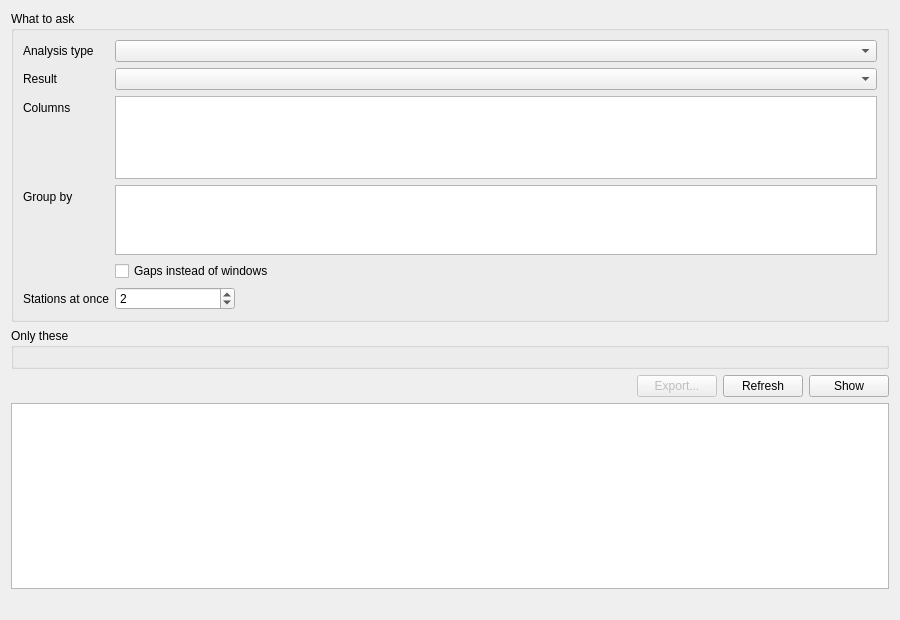
This is pastrocore/gui_pyside/tab_analysis.ui in Torward1024/pAstroCORE as Qt 5 draws it before an edit. The edited form follows.
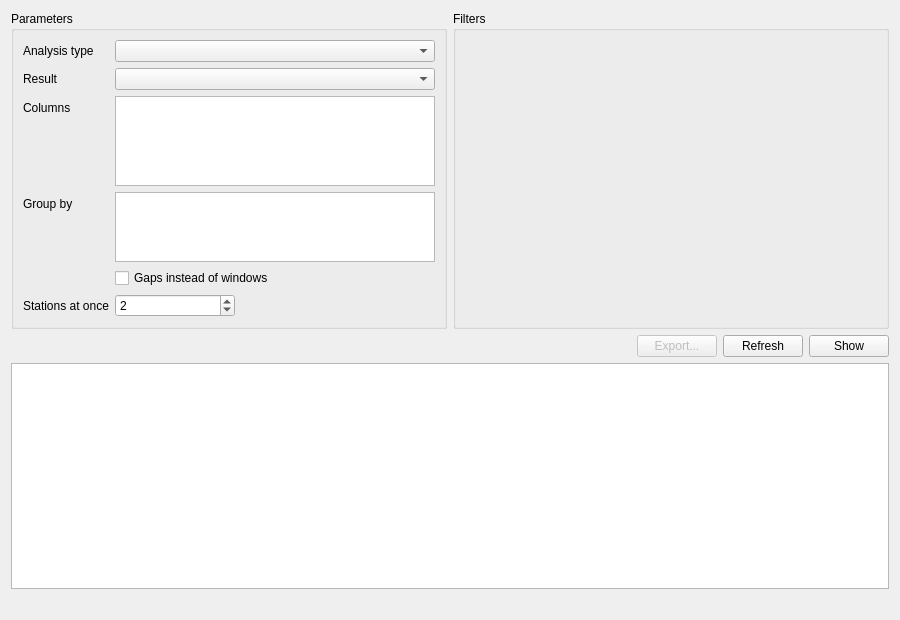
This is the edited form.

```diff
--- a/pastrocore/gui_pyside/tab_analysis.ui
+++ b/pastrocore/gui_pyside/tab_analysis.ui
@@ -14,10 +14,9 @@
    <string>Analysis</string>
   </property>
   <layout class="QVBoxLayout" name="verticalLayout">
-   <item>
-    <widget class="QGroupBox" name="questionBox">
-     <property name="title">
-      <string>What to ask</string>
+   <item><layout class="QHBoxLayout" name="askRow"><item><widget class="QGroupBox" name="questionBox">
+     <property name="sizePolicy"><sizepolicy hsizetype="Preferred" vsizetype="Preferred"><horstretch>1</horstretch><verstretch>0</verstretch></sizepolicy></property><property name="title">
+      <string>Parameters</string>
      </property>
      <layout class="QFormLayout" name="questionForm">
       <item row="0" column="0">
@@ -115,17 +114,13 @@
       </item>
      </layout>
     </widget>
-   </item>
-   <item>
-    <widget class="QGroupBox" name="filtersBox">
-     <property name="title">
-      <string>Only these</string>
+   </item><item><widget class="QGroupBox" name="filtersBox">
+     <property name="sizePolicy"><sizepolicy hsizetype="Preferred" vsizetype="Preferred"><horstretch>1</horstretch><verstretch>0</verstretch></sizepolicy></property><property name="title">
+      <string>Filters</string>
      </property>
      <layout class="QFormLayout" name="filtersForm"/>
     </widget>
-   </item>
-   <item>
-    <layout class="QHBoxLayout" name="buttonRow">
+   </item></layout></item><item><layout class="QHBoxLayout" name="buttonRow">
      <item>
       <spacer name="buttonSpacer">
        <property name="orientation">
```
Left out of the diff: 24 changed lines with no effect on the pictures.
